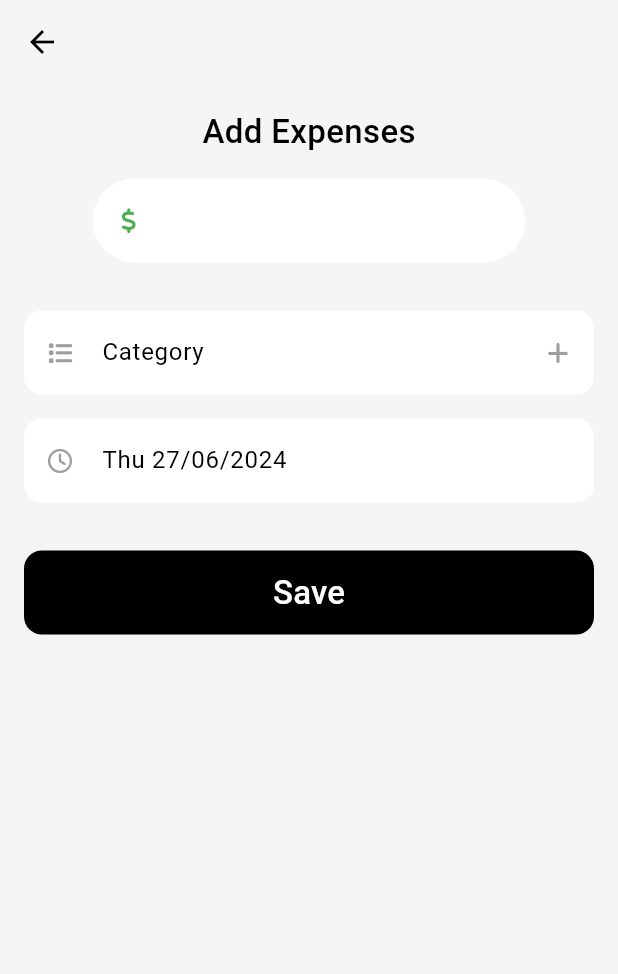
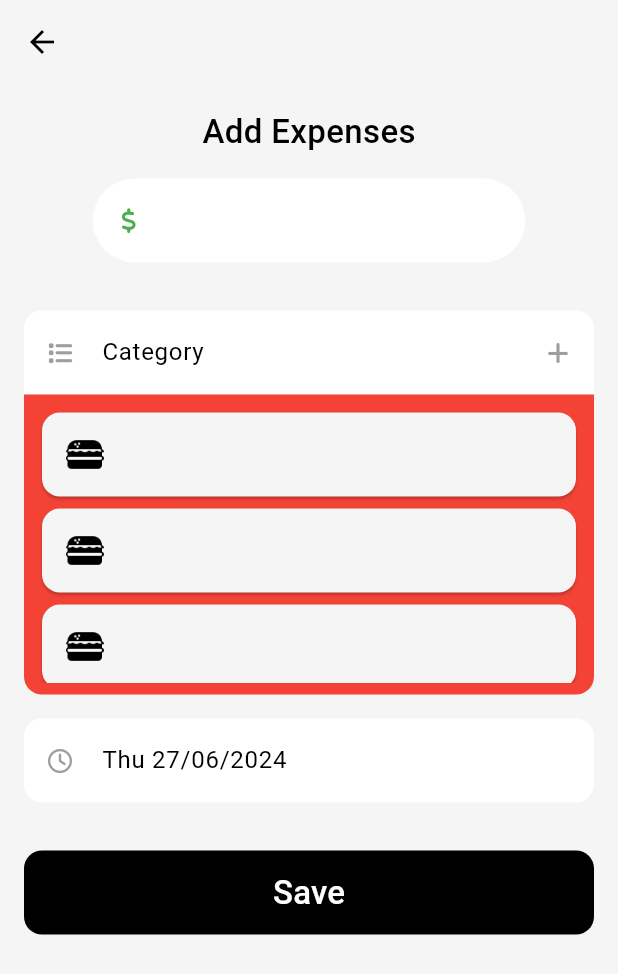
Before and after one commit to iLinx007/Flutter_expenseTracker, a Flutter app: the AddExpense screen opened directly, on a phone screen of 412 x 824 dp. Shown: the top 974 px of the screen. Run offline on Flutter 3.47's test engine with Material 3 defaults, Android fonts, the phone set to English and light mode, and no system bars; our stand-ins replace bloc, cloud_firestore, equatable, firebase_core, fl_chart, flutter_bloc and 2 more; accounts and stored records are empty.

Commit message:
updates to add expense page

```diff
--- a/lib/screens/add_expense/views/add_expense.dart
+++ b/lib/screens/add_expense/views/add_expense.dart
@@ -3,7 +3,6 @@ import 'package:flutter/cupertino.dart';
 import 'package:flutter/material.dart';
 import 'package:font_awesome_flutter/font_awesome_flutter.dart';
 import 'package:intl/intl.dart';
-
 import 'category_creation.dart';
 
 class AddExpense extends StatefulWidget {
@@ -94,11 +93,35 @@ class _AddExpenseState extends State<AddExpense> {
                         color: Colors.grey,
                       )),
                   hintText: 'Category',
-                  border: OutlineInputBorder(
-                      borderRadius: BorderRadius.circular(12),
+                  border: const OutlineInputBorder(
+                      borderRadius:
+                          BorderRadius.vertical(top: Radius.circular(12)),
                       borderSide: BorderSide.none),
                 ),
               ),
+              Container(
+                  height: 200,
+                  width: MediaQuery.of(context).size.width,
+                  // color: Colors.red,
+                  decoration: const BoxDecoration(
+                    color: Colors.red,
+                    borderRadius:
+                        BorderRadius.vertical(bottom: Radius.circular(12)),
+                  ),
+                  child: Padding(
+                    padding: const EdgeInsets.all(8.0),
+                    child: ListView.builder(
+                        itemCount: 5,
+                        itemBuilder: (context, int i) {
+                          return Card(
+                              child: ListTile(
+                            leading: Image.asset(
+                              'assets/food.png',
+                              scale: 2,
+                            ),
+                          ));
+                        }),
+                  )),
               const SizedBox(
                 height: 16,
               ),
```
